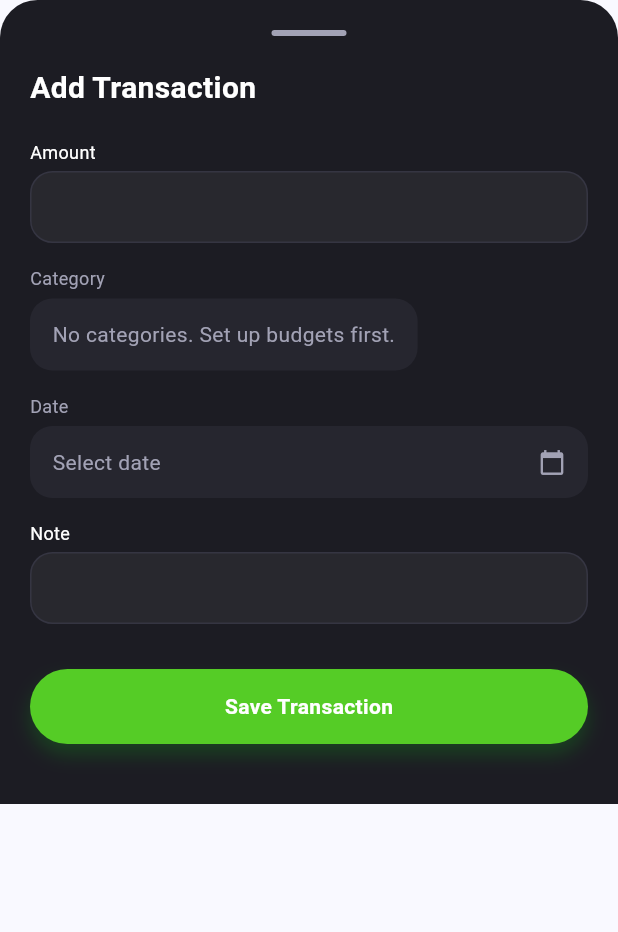
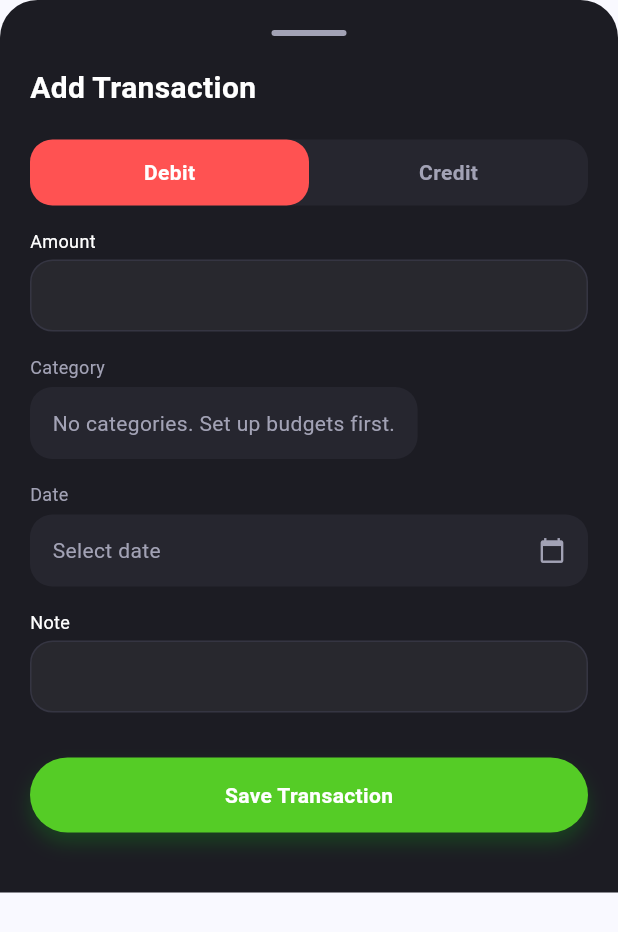
Before and after one commit to ElizabethMM36/kash, a Flutter app: the AddTransactionView widget shown alone on an empty page, opened directly, on a phone screen of 412 x 824 dp. Shown: the top 932 px of the screen. Run offline on Flutter 3.47's test engine with Material 3 defaults, Android fonts, the phone set to English and light mode, and no system bars; our stand-ins replace cloud_firestore, firebase_auth, firebase_core, fl_chart, shared_preferences; accounts and stored records are empty.

Commit message:
feat: add credit/debit toggle to Add Transaction view

```diff
--- a/lib/services/transaction_service.dart
+++ b/lib/services/transaction_service.dart
@@ -12,6 +12,7 @@ class TransactionService {
     required String category,
     required String date,
     String? note,
+    bool isIncome = false,
   }) async {
     final user = FirebaseAuth.instance.currentUser;
     if (user == null) throw Exception("User not logged in");
@@ -41,12 +42,14 @@ class TransactionService {
       'category': category,
       'date': date,
       'note': note ?? '',
-      'isIncome': false,
+      'isIncome': isIncome,
       'createdAt': Timestamp.fromDate(createdDateTime),
     });
 
-    // Update budget spent amount
-    await _budgetService.updateSpentByCategory(category, amount);
+    // Update budget spent amount only for debit (expense) transactions
+    if (!isIncome) {
+      await _budgetService.updateSpentByCategory(category, amount);
+    }
   }
 
   /// Get recent transactions stream (limit 5)
--- a/lib/view/add_transaction/add_transaction_view.dart
+++ b/lib/view/add_transaction/add_transaction_view.dart
@@ -22,6 +22,7 @@ class _AddTransactionViewState extends State<AddTransactionView> {
   bool isCategoriesLoading = true;
   bool isLoading = false;
   DateTime? _selectedDate;
+  bool isDebit = true; // true = Debit, false = Credit
 
   final TransactionService _transactionService = TransactionService();
   final BudgetService _budgetService = BudgetService();
@@ -78,7 +79,7 @@ class _AddTransactionViewState extends State<AddTransactionView> {
       return;
     }
 
-    if (selectedCategory == null) {
+    if (isDebit && selectedCategory == null) {
       ScaffoldMessenger.of(context).showSnackBar(
         const SnackBar(content: Text("Please select a category")),
       );
@@ -90,11 +91,12 @@ class _AddTransactionViewState extends State<AddTransactionView> {
     try {
       await _transactionService.addTransaction(
         amount: amount,
-        category: selectedCategory!,
+        category: isDebit ? selectedCategory! : 'Income',
         date: _selectedDate != null
             ? '${_selectedDate!.year}-${_selectedDate!.month.toString().padLeft(2, '0')}-${_selectedDate!.day.toString().padLeft(2, '0')}'
             : DateTime.now().toString().split(' ')[0],
         note: txtNote.text,
+        isIncome: !isDebit,
       );
 
       if (mounted) {
@@ -149,11 +151,71 @@ class _AddTransactionViewState extends State<AddTransactionView> {
             ),
           ),
           const SizedBox(height: 20),
+
+          // Debit / Credit Toggle
+          Container(
+            decoration: BoxDecoration(
+              color: TColor.gray60.withOpacity(0.2),
+              borderRadius: BorderRadius.circular(15),
+            ),
+            child: Row(
+              children: [
+                Expanded(
+                  child: GestureDetector(
+                    onTap: () => setState(() => isDebit = true),
+                    child: Container(
+                      padding: const EdgeInsets.symmetric(vertical: 12),
+                      decoration: BoxDecoration(
+                        color: isDebit ? Colors.redAccent : Colors.transparent,
+                        borderRadius: BorderRadius.circular(15),
+                      ),
+                      child: Center(
+                        child: Text(
+                          "Debit",
+                          style: TextStyle(
+                            color: isDebit ? Colors.white : TColor.gray30,
+                            fontWeight: FontWeight.w600,
+                            fontSize: 14,
+                          ),
+                        ),
+                      ),
+                    ),
+                  ),
+                ),
+                Expanded(
+                  child: GestureDetector(
+                    onTap: () => setState(() => isDebit = false),
+                    child: Container(
+                      padding: const EdgeInsets.symmetric(vertical: 12),
+                      decoration: BoxDecoration(
+                        color: !isDebit ? Colors.green : Colors.transparent,
+                        borderRadius: BorderRadius.circular(15),
+                      ),
+                      child: Center(
+                        child: Text(
+                          "Credit",
+                          style: TextStyle(
+                            color: !isDebit ? Colors.white : TColor.gray30,
+                            fontWeight: FontWeight.w600,
+                            fontSize: 14,
+                          ),
+                        ),
+                      ),
+                    ),
+                  ),
+                ),
+              ],
+            ),
+          ),
+          const SizedBox(height: 15),
+
           RoundTextField(
             title: "Amount",
             controller: txtAmount,
             keyboardType: TextInputType.number,
           ),
+          // Show category dropdown only for Debit
+          if (isDebit) ...[
             const SizedBox(height: 15),
             Text(
               "Category",
@@ -217,6 +279,7 @@ class _AddTransactionViewState extends State<AddTransactionView> {
                           ),
                         ),
             ),
+          ],
           const SizedBox(height: 15),
           Text(
             "Date",
```
Lines whose indentation alone changed are shown as unchanged.
